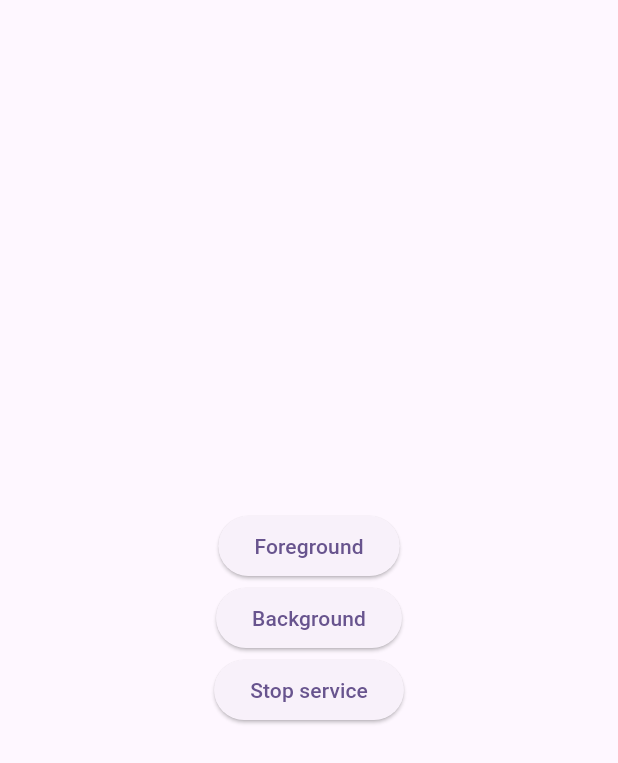
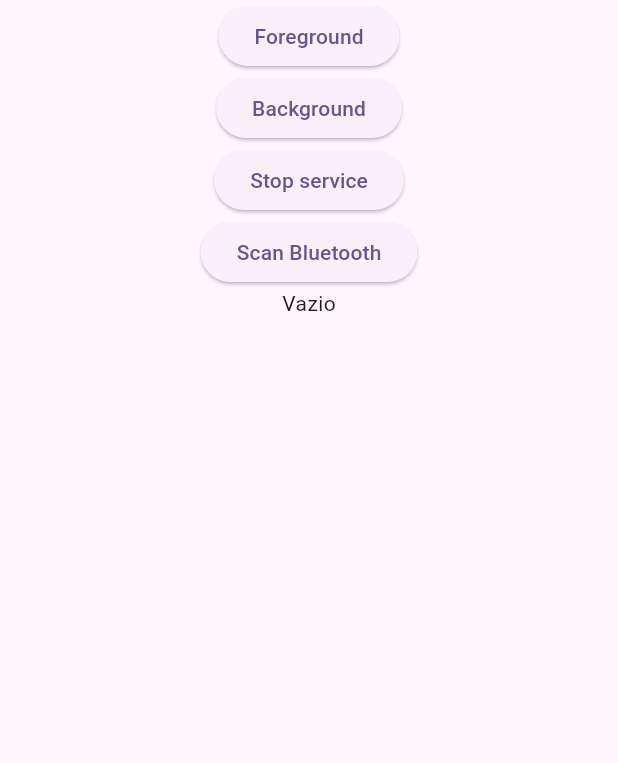
Before and after one commit to AlexandreMilitao/background_services, a Flutter app: the screen it shows after launch, on a phone screen of 412 x 824 dp. Shown: the top 763 px of the screen. Run offline on Flutter 3.47's test engine with Material 3 defaults, Android fonts, the phone set to English and light mode, and no system bars; our stand-ins replace flutter_blue_plus, get, permission_handler; missing offline and left inert: flutter_background_service.

Commit message:
add permissions bluetooth

```diff
--- a/lib/main.dart
+++ b/lib/main.dart
@@ -1,10 +1,14 @@
-import 'package:background_serrvices/flutter_background_service_poc/back_service.dart';
+import 'package:background_serrvices/service/back_service.dart';
+import 'package:background_serrvices/service/bluetooth_service.dart';
 import 'package:flutter/material.dart';
 import 'package:flutter_background_service/flutter_background_service.dart';
+import 'package:flutter_blue_plus/flutter_blue_plus.dart';
+import 'package:get/get.dart';
 import 'package:permission_handler/permission_handler.dart';
 
 void main() async {
   WidgetsFlutterBinding.ensureInitialized();
+  FlutterBluePlus.setLogLevel(LogLevel.verbose, color: true);
   await Permission.notification.isDenied.then((value) {
     (value) {
       if (value) {
@@ -23,6 +27,7 @@ class MyApp extends StatelessWidget {
   Widget build(BuildContext context) {
     return MaterialApp(
       title: 'Flutter Demo',
+      debugShowCheckedModeBanner: false,
       theme: ThemeData(
         colorScheme: ColorScheme.fromSeed(seedColor: Colors.deepPurple),
         useMaterial3: true,
@@ -41,13 +46,18 @@ class MyHomePage extends StatefulWidget {
 
 class _MyHomePageState extends State<MyHomePage> {
   String text = "Stop service";
+
+  final BlueContoller controller = BlueContoller();
   @override
   Widget build(BuildContext context) {
-    return SafeArea(
-      child: Scaffold(
-        body: Center(
+    return Scaffold(
+      body: SafeArea(
+        child: GetBuilder<BlueContoller>(
+          init: BlueContoller(),
+          builder: (BlueContoller controller) {
+            return SingleChildScrollView(
+              child: Center(
                 child: Column(
-            mainAxisAlignment: MainAxisAlignment.center,
                   children: [
                     ElevatedButton(
                       onPressed: () async {
@@ -77,9 +87,46 @@ class _MyHomePageState extends State<MyHomePage> {
                         }
                         setState(() {});
                       },
-                  child: Text(text))
+                      child: Text(text),
+                    ),
+                    ElevatedButton(
+                      onPressed: () {
+                        controller.scanDevices();
+                      },
+                      child: const Text('Scan Bluetooth'),
+                    ),
+                    StreamBuilder<List<ScanResult>>(
+                      stream: controller.scanResults,
+                      builder: (context, snapshot) {
+                        debugPrint(snapshot.hasData.toString());
+                        debugPrint(snapshot.data.toString());
+                        debugPrint(snapshot.data?.length.toString());
+                        debugPrint(snapshot.data?.isNotEmpty.toString());
+                        if (snapshot.hasData && snapshot.data?.isNotEmpty == true) {
+                          return ListView.builder(
+                              shrinkWrap: true,
+                              itemCount: snapshot.data?.length,
+                              itemBuilder: (context, index) {
+                                final data = snapshot.data![index];
+                                return Card(
+                                  color: Colors.yellow,
+                                  child: ListTile(
+                                    title: Text(data.device.platformName),
+                                    subtitle: Text(data.device.remoteId.str),
+                                    trailing: Text(data.rssi.toString()),
+                                  ),
+                                );
+                              });
+                        } else {
+                          return const Text("Vazio");
+                        }
+                      },
+                    ),
                   ],
                 ),
+              ),
+            );
+          },
         ),
       ),
     );
--- a/lib/flutter_background_service_poc/back_service.dart
+++ b/lib/service/back_service.dart
@@ -46,7 +46,7 @@ void onStart(ServiceInstance service) async {
         }
       }
       // code here
-      print('background service');
+      debugPrint('background service');
       service.invoke('update');
     },
   );
--- a/pubspec.yaml
+++ b/pubspec.yaml
@@ -36,6 +36,8 @@ dependencies:
   flutter_background_service_ios: ^5.0.1
   permission_handler: ^11.3.1
   flutter_local_notifications: ^17.2.1+2
+  flutter_blue_plus: ^1.32.11
+  get: ^4.6.6
 
 
   # The following adds the Cupertino Icons font to your application.
```
Also changed, not shown: lib/service/bluetooth_service.dart (added, +26 -0 lines), lib/workmanager_teste.dart (deleted, +0 -76 lines), pubspec.lock, 3 other files. Lines whose indentation alone changed are shown as unchanged.
